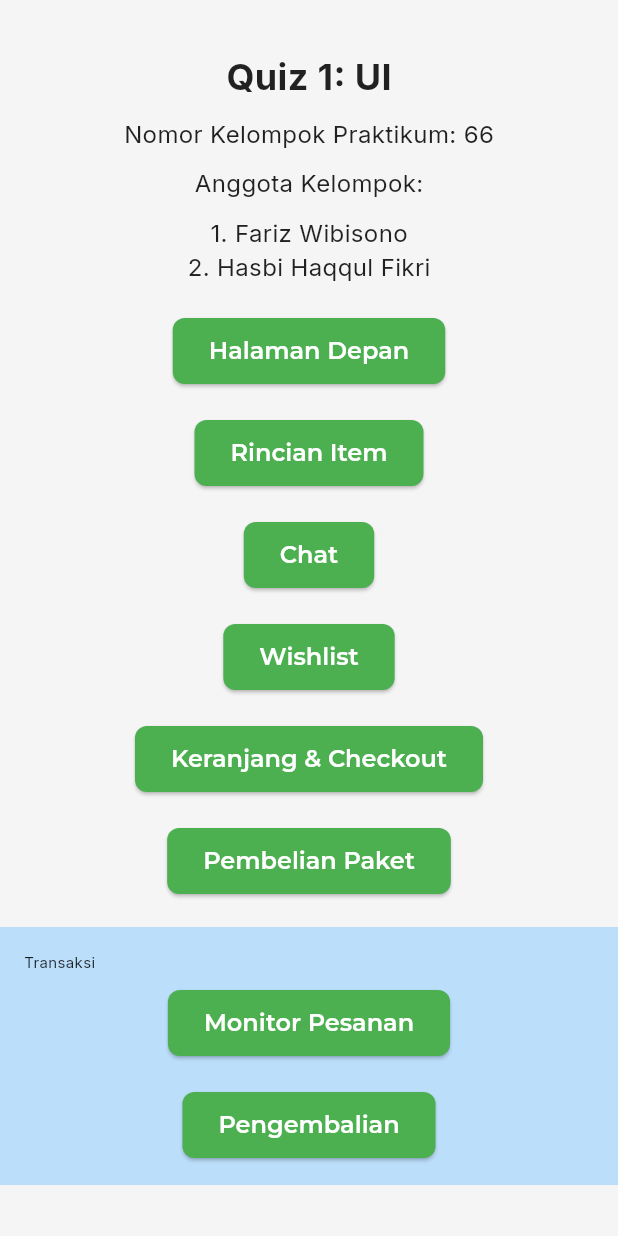
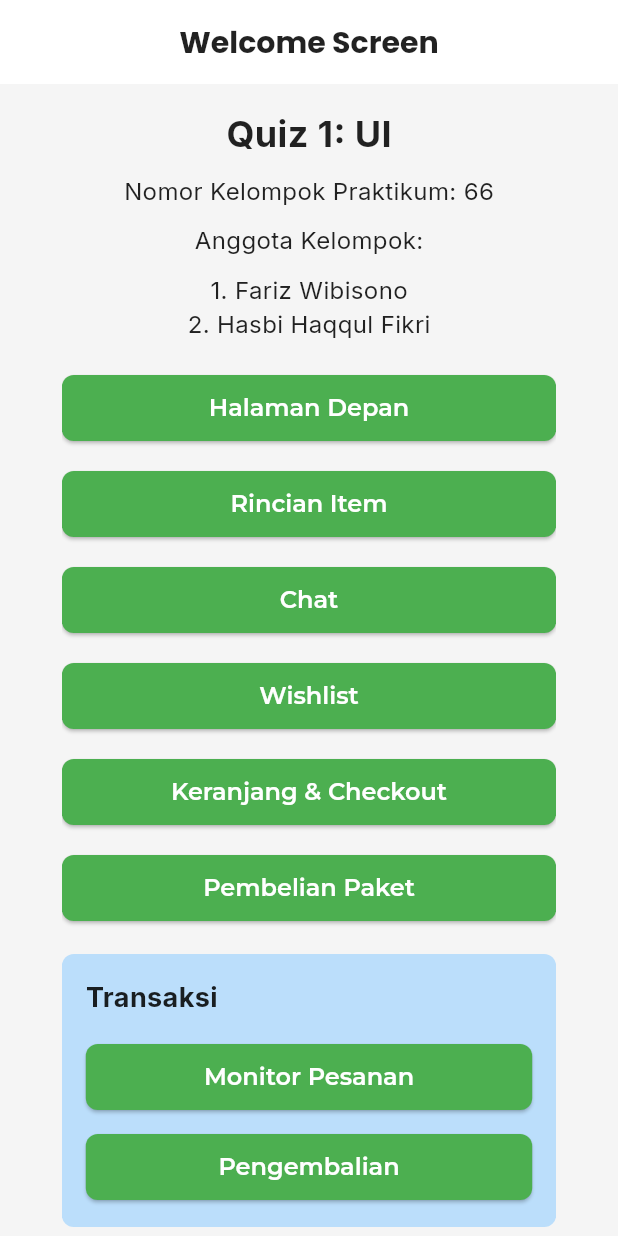
Before and after one commit to frzxw/quiz_provis_c1_2025, a Flutter app: the screen it shows after launch, on a phone screen of 412 x 824 dp. Run offline on Flutter 3.47's test engine with Material 3 defaults, Android fonts, the light colour scheme and no system bars; our stand-ins replace google_fonts.

```diff
--- a/lib/main.dart
+++ b/lib/main.dart
@@ -9,16 +9,16 @@ import 'screens/navigation_screen.dart';
 import 'widgets/bottom_navigation.dart';
 
 void main() {
-  runApp(const MyApp());
+  runApp(const CampingGearRentalApp());
 }
 
-class MyApp extends StatelessWidget {
-  const MyApp({super.key});
+class CampingGearRentalApp extends StatelessWidget {
+  const CampingGearRentalApp({super.key});
 
   @override
   Widget build(BuildContext context) {
     return MaterialApp(
-      title: 'Camping Rental',
+      title: 'Camping Gear Rental',
       debugShowCheckedModeBanner: false,
       theme: AppTheme.lightTheme,
       home: const NavigationScreen(),
--- a/lib/screens/navigation_screen.dart
+++ b/lib/screens/navigation_screen.dart
@@ -1,4 +1,7 @@
 import 'package:flutter/material.dart';
+import 'promotions_screen.dart';
+import 'reviews_screen.dart';
+import 'notifications_screen.dart';
 import 'home_screen.dart';
 import 'item_detail_screen.dart';
 import 'chat_screen.dart';
@@ -9,6 +12,7 @@ import 'order_monitoring_screen.dart';
 import 'returns_screen.dart';
 import '../models/product.dart';
 import '../models/transaction.dart';
+import '../models/review.dart';
 
 class NavigationScreen extends StatelessWidget {
   const NavigationScreen({super.key});
@@ -16,13 +20,28 @@ class NavigationScreen extends StatelessWidget {
   @override
   Widget build(BuildContext context) {
     return Scaffold(
-      body: Center(
+      appBar: AppBar(
+        title: const Text('Welcome Screen'),
+        centerTitle: true,
+      ),
+      body: SafeArea(
+        child: LayoutBuilder(
+          builder: (context, constraints) {
+            final screenWidth = constraints.maxWidth;
+            final buttonWidth = screenWidth > 600 ? 300.0 : screenWidth * 0.8;
+
+            return Center(
+              child: SingleChildScrollView(
+                padding: const EdgeInsets.symmetric(vertical: 16.0),
+                child: ConstrainedBox(
+                  constraints: BoxConstraints(maxWidth: 800),
                   child: Column(
-          mainAxisAlignment: MainAxisAlignment.center,
+                    mainAxisSize: MainAxisSize.min,
                     children: <Widget>[
                       const Text(
                         'Quiz 1: UI',
-              style: TextStyle(fontSize: 24, fontWeight: FontWeight.bold),
+                        style: TextStyle(
+                            fontSize: 24, fontWeight: FontWeight.bold),
                       ),
                       const SizedBox(height: 10),
                       const Text(
@@ -44,93 +63,178 @@ class NavigationScreen extends StatelessWidget {
                         style: TextStyle(fontSize: 16),
                       ),
                       const SizedBox(height: 20),
-            ElevatedButton(
-              onPressed: () {
-                Navigator.of(context).push(MaterialPageRoute(
-                    builder: (context) => const HomeScreen()));
-              },
-              child: const Text('Halaman Depan'),
+                      _buildButton(
+                        context,
+                        'Halaman Depan',
+                        () => Navigator.of(context).push(MaterialPageRoute(
+                            builder: (context) => const HomeScreen())),
+                        buttonWidth,
                       ),
-            const SizedBox(height: 20),
-            ElevatedButton(
-              onPressed: () {
-                Navigator.of(context).push(MaterialPageRoute(
+                      const SizedBox(height: 16),
+                      _buildButton(
+                        context,
+                        'Rincian Item',
+                        () => Navigator.of(context).push(MaterialPageRoute(
                             builder: (context) =>
-                        ItemDetailScreen(item: sampleItems[0])));
-              },
-              child: const Text('Rincian Item'),
+                                ItemDetailScreen(item: sampleItems[0]))),
+                        buttonWidth,
                       ),
-            const SizedBox(height: 20),
-            ElevatedButton(
-              onPressed: () {
-                Navigator.of(context).push(MaterialPageRoute(
-                    builder: (context) => const ChatScreen()));
-              },
-              child: const Text('Chat'),
+                      const SizedBox(height: 16),
+                      _buildButton(
+                        context,
+                        'Chat',
+                        () => Navigator.of(context).push(MaterialPageRoute(
+                            builder: (context) => const ChatScreen())),
+                        buttonWidth,
                       ),
-            const SizedBox(height: 20),
-            ElevatedButton(
-              onPressed: () {
-                Navigator.of(context).push(MaterialPageRoute(
-                    builder: (context) => const WishlistScreen()));
-              },
-              child: const Text('Wishlist'),
+                      const SizedBox(height: 16),
+                      _buildButton(
+                        context,
+                        'Wishlist',
+                        () => Navigator.of(context).push(MaterialPageRoute(
+                            builder: (context) => const WishlistScreen())),
+                        buttonWidth,
                       ),
-            const SizedBox(height: 20),
-            ElevatedButton(
-              onPressed: () {
-                Navigator.of(context).push(MaterialPageRoute(
-                    builder: (context) => const CartScreen()));
-              },
-              child: const Text('Keranjang & Checkout'),
+                      const SizedBox(height: 16),
+                      _buildButton(
+                        context,
+                        'Keranjang & Checkout',
+                        () => Navigator.of(context).push(MaterialPageRoute(
+                            builder: (context) => const CartScreen())),
+                        buttonWidth,
                       ),
-            const SizedBox(height: 20),
-            ElevatedButton(
-              onPressed: () {
-                Navigator.of(context).push(MaterialPageRoute(
+                      const SizedBox(height: 16),
+                      _buildButton(
+                        context,
+                        'Pembelian Paket',
+                        () => Navigator.of(context).push(MaterialPageRoute(
                             builder: (context) => PackagePurchaseScreen(
-                          package: promotionPackages[0],
-                        )));
-              },
-              child: const Text('Pembelian Paket'),
+                                package: promotionPackages[0]))),
+                        buttonWidth,
                       ),
                       const SizedBox(height: 20),
                       Container(
+                        width: buttonWidth,
+                        padding: const EdgeInsets.all(16),
+                        decoration: BoxDecoration(
                           color: Colors.blue[100],
-              padding: const EdgeInsets.all(16),
-              constraints: BoxConstraints(maxWidth: 600),
+                          borderRadius: BorderRadius.circular(8),
+                        ),
                         child: Column(
+                          crossAxisAlignment: CrossAxisAlignment.start,
                           children: [
-                  const Align(
-                    alignment: Alignment.centerLeft,
-                    child: Text(
+                            const Text(
                               'Transaksi',
-                      textAlign: TextAlign.left,
+                              style: TextStyle(
+                                fontSize: 18,
+                                fontWeight: FontWeight.bold,
                               ),
                             ),
-                  const SizedBox(height: 10),
-                  ElevatedButton(
-                    onPressed: () {
-                      Navigator.of(context).push(MaterialPageRoute(
-                          builder: (context) => const OrderMonitoringScreen(
-                              orderNumber: '123456')));
-                    },
-                    child: const Text('Monitor Pesanan'),
+                            const SizedBox(height: 16),
+                            _buildButton(
+                              context,
+                              'Monitor Pesanan',
+                              () => Navigator.of(context).push(
+                                  MaterialPageRoute(
+                                      builder: (context) =>
+                                          const OrderMonitoringScreen(
+                                              orderNumber: '123456'))),
+                              double.infinity,
                             ),
-                  const SizedBox(height: 20),
-                  ElevatedButton(
-                    onPressed: () {
-                      Navigator.of(context).push(MaterialPageRoute(
+                            const SizedBox(height: 12),
+                            _buildButton(
+                              context,
+                              'Pengembalian',
+                              () => Navigator.of(context).push(
+                                  MaterialPageRoute(
                                       builder: (context) => ReturnsScreen(
-                                transaction: sampleTransactions[0],
-                              )));
-                    },
-                    child: const Text('Pengembalian'),
+                                          transaction: sampleTransactions[0]))),
+                              double.infinity,
                             ),
                           ],
                         ),
                       ),
+                      const SizedBox(height: 20),
+                      Container(
+                        width: buttonWidth,
+                        padding: const EdgeInsets.all(16),
+                        decoration: BoxDecoration(
+                          color: Colors.green[100],
+                          borderRadius: BorderRadius.circular(8),
+                        ),
+                        child: Column(
+                          crossAxisAlignment: CrossAxisAlignment.start,
+                          children: [
+                            const Text(
+                              'Tambahan',
+                              style: TextStyle(
+                                fontSize: 18,
+                                fontWeight: FontWeight.bold,
+                              ),
+                            ),
+                            const SizedBox(height: 16),
+                            _buildButton(
+                              context,
+                              'Notifikasi',
+                              () => Navigator.of(context).push(
+                                  MaterialPageRoute(
+                                      builder: (context) =>
+                                          const NotificationsScreen())),
+                              double.infinity,
+                            ),
+                            const SizedBox(height: 12),
+                            _buildButton(
+                              context,
+                              'Review',
+                              () =>
+                                  Navigator.of(context).push(MaterialPageRoute(
+                                      builder: (context) => ReviewsScreen(
+                                            item: sampleItems[0],
+                                            reviews: getSampleReviews(1),
+                                          ))),
+                              double.infinity,
+                            ),
+                            const SizedBox(height: 12),
+                            _buildButton(
+                              context,
+                              'Promosi',
+                              () => Navigator.of(context).push(
+                                  MaterialPageRoute(
+                                      builder: (context) =>
+                                          const PromotionsScreen())),
+                              double.infinity,
+                            ),
                           ],
+                        ),
+                      ),
+                      const SizedBox(height: 20),
+                    ],
+                  ),
+                ),
+              ),
+            );
+          },
+        ),
+      ),
+    );
+  }
+
+  Widget _buildButton(
+      BuildContext context, String text, VoidCallback onPressed, double width) {
+    return SizedBox(
+      width: width,
+      child: ElevatedButton(
+        onPressed: onPressed,
+        style: ElevatedButton.styleFrom(
+          padding: const EdgeInsets.symmetric(vertical: 12),
+          shape: RoundedRectangleBorder(
+            borderRadius: BorderRadius.circular(8),
+          ),
+        ),
+        child: Text(
+          text,
+          textAlign: TextAlign.center,
+          style: const TextStyle(fontSize: 16),
         ),
       ),
     );
```
Lines whose indentation alone changed are shown as unchanged.
